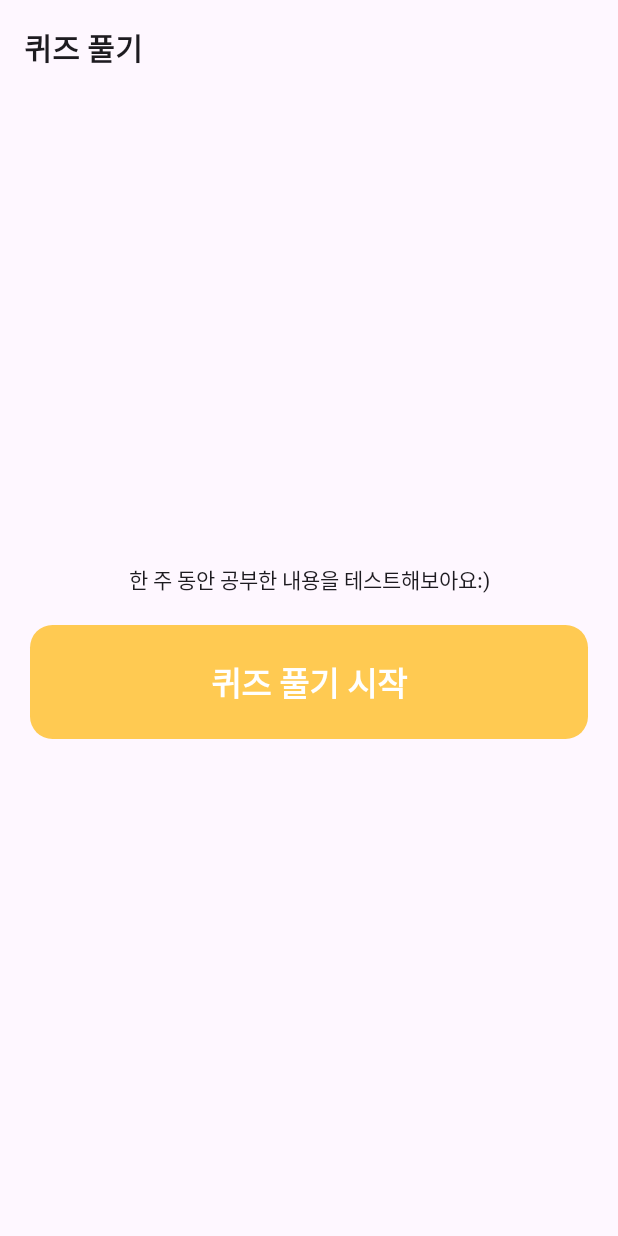
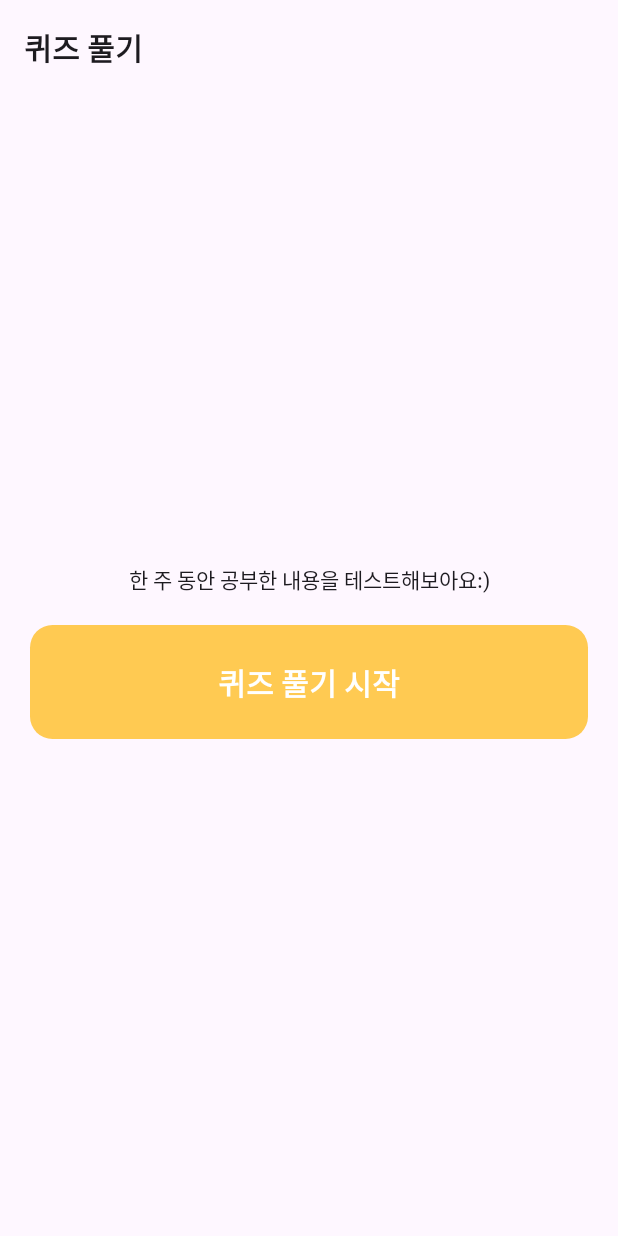
Before and after one commit to HeewonP825/Beside-App, an Android app built with Jetpack Compose: the composable QuizScreen shown on its own in the app's theme, on a phone screen of 412 x 824 dp. Run offline under Robolectric (Android 15) with nearby library versions, the light colour scheme and no system bars.

Commit message:
[Feat]: 퀴즈풀기 ui 설정

```diff
--- a/app/src/main/java/com/beside/hackathon/core/utils/TextSyles.kt
+++ b/app/src/main/java/com/beside/hackathon/core/utils/TextSyles.kt
@@ -3,6 +3,7 @@ package com.beside.hackathon.core.utils
 import androidx.compose.ui.text.TextStyle
 import androidx.compose.ui.text.font.FontWeight
 import androidx.compose.ui.unit.sp
+import com.beside.hackathon.core.utils.Colors.WHITE
 
 object TextSyles {
     val TITLE_TEXT_STYLE = TextStyle(
@@ -11,7 +12,8 @@ object TextSyles {
     )
 
     val BUTTON_TEXT_STYLE = TextStyle(
-        fontSize = 22.sp,
-        fontWeight = FontWeight.W700
+        fontSize = 20.sp,
+        fontWeight = FontWeight.W700,
+        color = WHITE
     )
 }
--- /dev/null
+++ b/app/src/main/java/com/beside/hackathon/presentation/component/CustomButton.kt
@@ -0,0 +1,30 @@
+package com.beside.hackathon.presentation.component
+
+import androidx.compose.foundation.background
+import androidx.compose.foundation.layout.RowScope
+import androidx.compose.foundation.layout.fillMaxWidth
+import androidx.compose.foundation.layout.height
+import androidx.compose.foundation.layout.padding
+import androidx.compose.foundation.shape.RoundedCornerShape
+import androidx.compose.material3.Text
+import androidx.compose.material3.TextButton
+import androidx.compose.runtime.Composable
+import androidx.compose.ui.Modifier
+import androidx.compose.ui.unit.dp
+import com.beside.hackathon.core.utils.Colors
+import com.beside.hackathon.core.utils.TextSyles
+
+@Composable
+fun CustomButton(onClick : () -> Unit, content: @Composable RowScope.() -> Unit){
+    TextButton(
+        onClick = onClick,
+        modifier = Modifier.fillMaxWidth()
+            .height(76.dp)
+            .background(
+                color = Colors.BUTTON_YELLOW,
+                shape = RoundedCornerShape(15.dp)
+            )
+    ) {
+        content()
+    }
+}
--- a/app/src/main/java/com/beside/hackathon/presentation/view/quiz/QuizScreen.kt
+++ b/app/src/main/java/com/beside/hackathon/presentation/view/quiz/QuizScreen.kt
@@ -3,6 +3,7 @@ package com.beside.hackathon.presentation.view.quiz
 import androidx.compose.foundation.background
 import androidx.compose.foundation.border
 import androidx.compose.foundation.layout.Arrangement
+import androidx.compose.foundation.layout.Box
 import androidx.compose.foundation.layout.Column
 import androidx.compose.foundation.layout.fillMaxSize
 import androidx.compose.foundation.layout.fillMaxWidth
@@ -19,6 +20,7 @@ import androidx.compose.ui.unit.dp
 import com.beside.hackathon.core.utils.Colors.BUTTON_YELLOW
 import com.beside.hackathon.core.utils.Colors.WHITE
 import com.beside.hackathon.core.utils.TextSyles.BUTTON_TEXT_STYLE
+import com.beside.hackathon.presentation.component.CustomButton
 import com.beside.hackathon.presentation.view.common.DefaultLayout
 
 @Composable
@@ -32,20 +34,10 @@ fun QuizScreen() {
             horizontalAlignment = Alignment.CenterHorizontally
         ) {
             Text("한 주 동안 공부한 내용을 테스트해보아요:)")
-            TextButton(
-                onClick = {
-
-                },
-                modifier = Modifier.fillMaxWidth()
-                    .padding(20.dp).height(76.dp)
-                    .background(
-                        color = BUTTON_YELLOW,
-                        shape = RoundedCornerShape(15.dp)
-                    )
-            ) {
-                Text("퀴즈 풀기 시작", style = BUTTON_TEXT_STYLE.copy(
-                    color = WHITE
-                ))
+            Box(modifier = Modifier.padding(20.dp)) {
+                CustomButton(onClick = { /*TODO*/ }) {
+                    Text("퀴즈 풀기 시작", style = BUTTON_TEXT_STYLE)
+                }
             }
         }
     }
```
Also changed, not shown: app/src/main/java/com/beside/hackathon/presentation/view/quiz/QuizSolveScreen.kt (+70 -11 lines).
